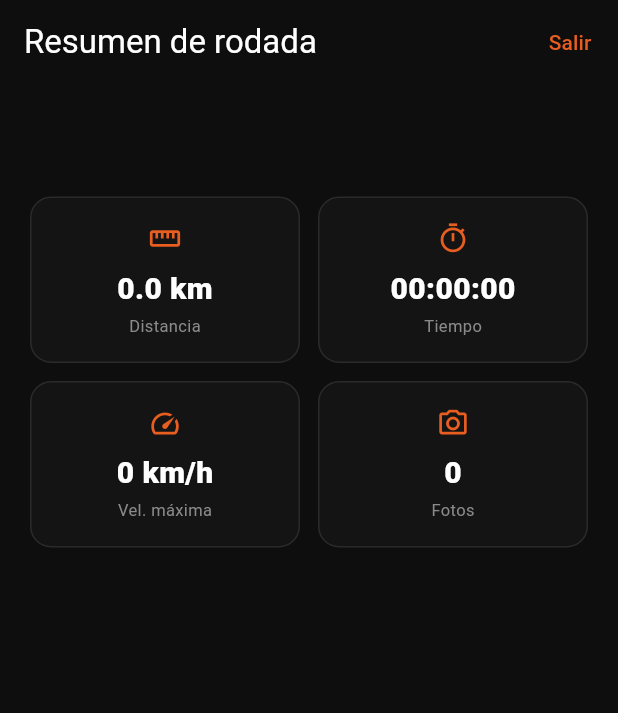
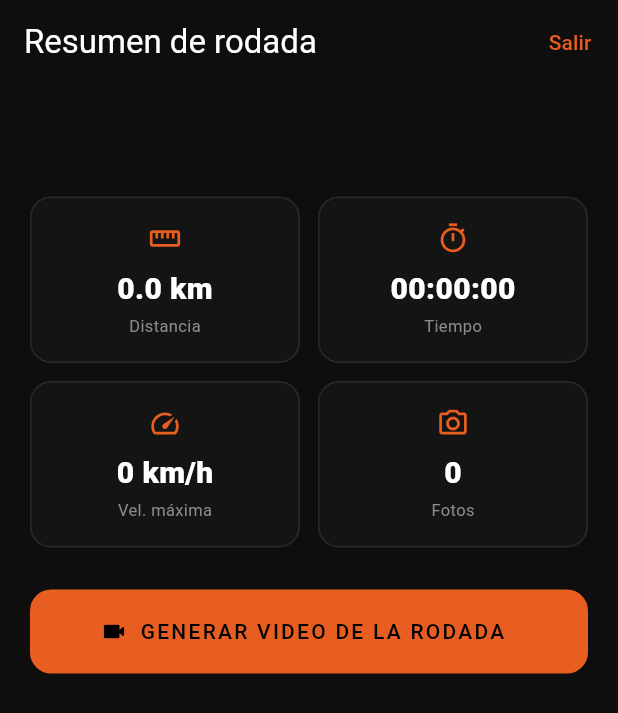
Before and after one commit to multiservicioslavina-commits/gruas, a Flutter app: the RideSummaryScreen screen opened directly with empty values, on a phone screen of 412 x 824 dp. Shown: the top 713 px of the screen. Run offline on Flutter 3.47's test engine with Material 3 defaults, Android fonts, the phone set to English and light mode, and no system bars; our stand-ins replace flutter_map, geolocator, image_picker, latlong2, permission_handler, sensors_plus and 2 more; missing offline and left inert: gal; accounts and stored records are empty.

Commit message:
feat: generador de video highlight con Shotstack + mapa Mapbox al finalizar rodada

```diff
--- a/ridera-ride-live/lib/screens/ride_summary_screen.dart
+++ b/ridera-ride-live/lib/screens/ride_summary_screen.dart
@@ -1,6 +1,9 @@
+import 'dart:async';
 import 'dart:math';
 import 'package:flutter/material.dart';
 import 'package:supabase_flutter/supabase_flutter.dart';
+import 'package:url_launcher/url_launcher.dart';
+import '../services/video_service.dart';
 import '../theme.dart';
 
 class RideSummaryScreen extends StatefulWidget {
@@ -26,6 +29,13 @@ class _RideSummaryScreenState extends State<RideSummaryScreen> {
   double _maxSpeedKmh = 0;
   int _photoCount = 0;
   List<String> _photoUrls = [];
+  List<Map<String, double>> _routePoints = [];
+
+  final _videoService = VideoService();
+  String _videoStatus = 'idle'; // idle | rendering | done | error
+  String? _videoUrl;
+  String? _renderId;
+  Timer? _pollTimer;
 
   @override
   void initState() {
@@ -64,12 +74,21 @@ class _RideSummaryScreenState extends State<RideSummaryScreen> {
           .eq('uid', uid)
           .order('created_at');
 
+      // Puntos de ruta para el mapa del video
+      final routePts = points
+          .map<Map<String, double>>((p) => {
+                'lat': (p['lat'] as num).toDouble(),
+                'lon': (p['lon'] as num).toDouble(),
+              })
+          .toList();
+
       if (mounted) {
         setState(() {
           _distanceKm = dist;
           _maxSpeedKmh = maxSpd;
           _photoCount = photos.length;
           _photoUrls = photos.map<String>((p) => p['url'] as String).toList();
+          _routePoints = routePts;
           _loading = false;
         });
       }
@@ -86,6 +105,42 @@ class _RideSummaryScreenState extends State<RideSummaryScreen> {
         cos(lat1 * pi / 180) * cos(lat2 * pi / 180) *
         sin(dLon / 2) * sin(dLon / 2);
     return r * 2 * asin(sqrt(a));
+  }
+
+  @override
+  void dispose() {
+    _pollTimer?.cancel();
+    super.dispose();
+  }
+
+  Future<void> _generateVideo() async {
+    setState(() => _videoStatus = 'rendering');
+    try {
+      final id = await _videoService.requestRender(
+        rideName: widget.rideName,
+        elapsed: _hms(widget.elapsed),
+        distanceKm: _distanceKm.toStringAsFixed(1),
+        maxSpeedKmh: _maxSpeedKmh.toStringAsFixed(0),
+        photoUrls: _photoUrls,
+        routePoints: _routePoints,
+      );
+      _renderId = id;
+      // Polling cada 5 segundos hasta que esté listo
+      _pollTimer = Timer.periodic(const Duration(seconds: 5), (_) async {
+        try {
+          final url = await _videoService.checkRender(_renderId!);
+          if (url != null && mounted) {
+            _pollTimer?.cancel();
+            setState(() { _videoStatus = 'done'; _videoUrl = url; });
+          }
+        } catch (_) {
+          _pollTimer?.cancel();
+          if (mounted) setState(() => _videoStatus = 'error');
+        }
+      });
+    } catch (e) {
+      if (mounted) setState(() => _videoStatus = 'error');
+    }
   }
 
   String _hms(Duration d) {
@@ -169,10 +224,99 @@ class _RideSummaryScreenState extends State<RideSummaryScreen> {
                   ),
                 ],
 
+                const SizedBox(height: 28),
+                _videoButton(),
                 const SizedBox(height: 32),
               ],
             ),
     );
+  }
+
+  Widget _videoButton() {
+    switch (_videoStatus) {
+      case 'idle':
+        return SizedBox(
+          width: double.infinity,
+          child: FilledButton.icon(
+            onPressed: _generateVideo,
+            icon: const Icon(Icons.videocam_rounded),
+            label: const Text('GENERAR VIDEO DE LA RODADA',
+                style: TextStyle(fontSize: 14, letterSpacing: 1.5)),
+            style: FilledButton.styleFrom(
+              backgroundColor: RColors.brand,
+              minimumSize: const Size(0, 56),
+              shape: RoundedRectangleBorder(borderRadius: BorderRadius.circular(14)),
+            ),
+          ),
+        );
+      case 'rendering':
+        return Container(
+          padding: const EdgeInsets.all(20),
+          decoration: BoxDecoration(
+            color: RColors.asphalt2,
+            border: Border.all(color: RColors.line),
+            borderRadius: BorderRadius.circular(14),
+          ),
+          child: const Row(mainAxisAlignment: MainAxisAlignment.center, children: [
+            SizedBox(width: 20, height: 20,
+                child: CircularProgressIndicator(color: RColors.brand, strokeWidth: 2)),
+            SizedBox(width: 14),
+            Text('Generando video…', style: TextStyle(color: RColors.ink, fontSize: 15)),
+          ]),
+        );
+      case 'done':
+        return Column(children: [
+          Container(
+            padding: const EdgeInsets.all(16),
+            decoration: BoxDecoration(
+              color: const Color(0xFF0d2b1a),
+              border: Border.all(color: RColors.ok),
+              borderRadius: BorderRadius.circular(14),
+            ),
+            child: Row(children: [
+              const Icon(Icons.check_circle, color: RColors.ok),
+              const SizedBox(width: 10),
+              const Expanded(child: Text('¡Video listo!',
+                  style: TextStyle(color: RColors.ok, fontWeight: FontWeight.w700))),
+            ]),
+          ),
+          const SizedBox(height: 10),
+          SizedBox(
+            width: double.infinity,
+            child: FilledButton.icon(
+              onPressed: () => launchUrl(Uri.parse(_videoUrl!),
+                  mode: LaunchMode.externalApplication),
+              icon: const Icon(Icons.download_rounded),
+              label: const Text('DESCARGAR VIDEO',
+                  style: TextStyle(fontSize: 14, letterSpacing: 1.5)),
+              style: FilledButton.styleFrom(
+                backgroundColor: RColors.ok,
+                minimumSize: const Size(0, 56),
+                shape: RoundedRectangleBorder(borderRadius: BorderRadius.circular(14)),
+              ),
+            ),
+          ),
+        ]);
+      default:
+        return Container(
+          padding: const EdgeInsets.all(16),
+          decoration: BoxDecoration(
+            color: const Color(0xFF2b0d0d),
+            border: Border.all(color: RColors.sos),
+            borderRadius: BorderRadius.circular(14),
+          ),
+          child: Row(children: [
+            const Icon(Icons.error_outline, color: RColors.sos),
+            const SizedBox(width: 10),
+            const Expanded(child: Text('Error generando el video. Intenta de nuevo.',
+                style: TextStyle(color: RColors.sos))),
+            TextButton(
+              onPressed: () => setState(() => _videoStatus = 'idle'),
+              child: const Text('Reintentar', style: TextStyle(color: RColors.brand)),
+            ),
+          ]),
+        );
+    }
   }
 
   Widget _stat(IconData icon, String value, String label) => Expanded(
--- a/ridera-ride-live/pubspec.yaml
+++ b/ridera-ride-live/pubspec.yaml
@@ -18,6 +18,7 @@ dependencies:
   latlong2: ^0.9.1
   image_picker: ^1.1.2
   gal: ^1.1.0
+  http: ^1.2.2
 
 dev_dependencies:
   flutter_lints: ^4.0.0
```
Also changed, not shown: ridera-ride-live/lib/services/video_service.dart (added, +186 -0 lines), 1 other file.
